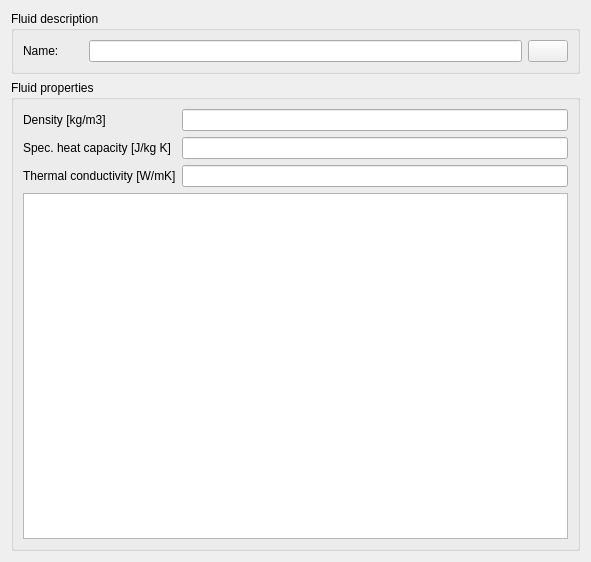
Before: the Qt Designer form SIM-VICUS/src/SVDBNetworkFluidEditWidget.ui in ghorwin/SIM-VICUS, drawn with Qt 5.
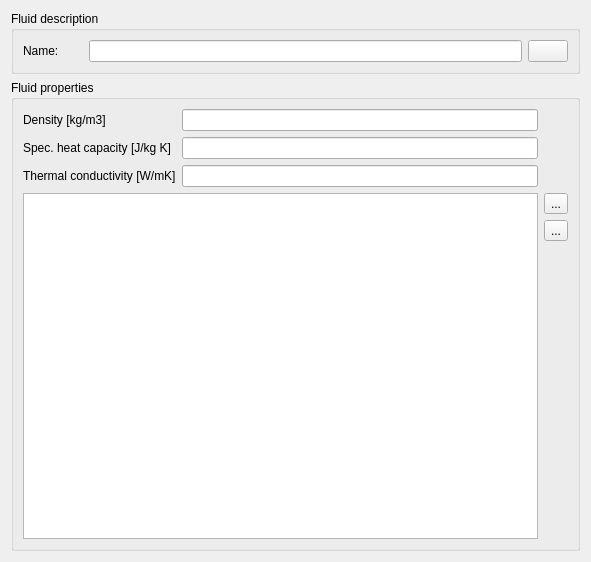
After: the same form once the commit is applied. Icons and pictures are not drawn. Custom widgets are drawn as their Qt base class.

Commit message: editable viscosity table

What changed in the file:
```diff
--- a/SIM-VICUS/src/SVDBNetworkFluidEditWidget.ui
+++ b/SIM-VICUS/src/SVDBNetworkFluidEditWidget.ui
@@ -54,7 +54,7 @@
      <property name="title">
       <string>Fluid properties</string>
      </property>
-     <layout class="QFormLayout" name="formLayout">
+     <layout class="QGridLayout" name="gridLayout_2">
       <item row="0" column="0">
        <widget class="QLabel" name="label">
         <property name="text">
@@ -88,6 +88,45 @@
       <item row="3" column="0" colspan="2">
        <widget class="QTableWidget" name="tableWidgetViscosity"/>
       </item>
+      <item row="3" column="2">
+       <layout class="QVBoxLayout" name="verticalLayout_2">
+        <item>
+         <widget class="QToolButton" name="toolButtonAddViscosityPoint">
+          <property name="text">
+           <string>...</string>
+          </property>
+          <property name="icon">
+           <iconset resource="../resources/SIM-VICUS.qrc">
+            <normaloff>:/gfx/actions/24x24/plus.png</normaloff>:/gfx/actions/24x24/plus.png</iconset>
+          </property>
+         </widget>
+        </item>
+        <item>
+         <widget class="QToolButton" name="toolButtonRemoveViscosityPoint">
+          <property name="text">
+           <string>...</string>
+          </property>
+          <property name="icon">
+           <iconset resource="../resources/SIM-VICUS.qrc">
+            <normaloff>:/gfx/actions/24x24/minus.png</normaloff>:/gfx/actions/24x24/minus.png</iconset>
+          </property>
+         </widget>
+        </item>
+        <item>
+         <spacer name="verticalSpacer">
+          <property name="orientation">
+           <enum>Qt::Vertical</enum>
+          </property>
+          <property name="sizeHint" stdset="0">
+           <size>
+            <width>20</width>
+            <height>40</height>
+           </size>
+          </property>
+         </spacer>
+        </item>
+       </layout>
+      </item>
      </layout>
     </widget>
    </item>
```
Left out of the diff: 4 changed lines with no effect on the pictures. The commit also changes 3 other files.
